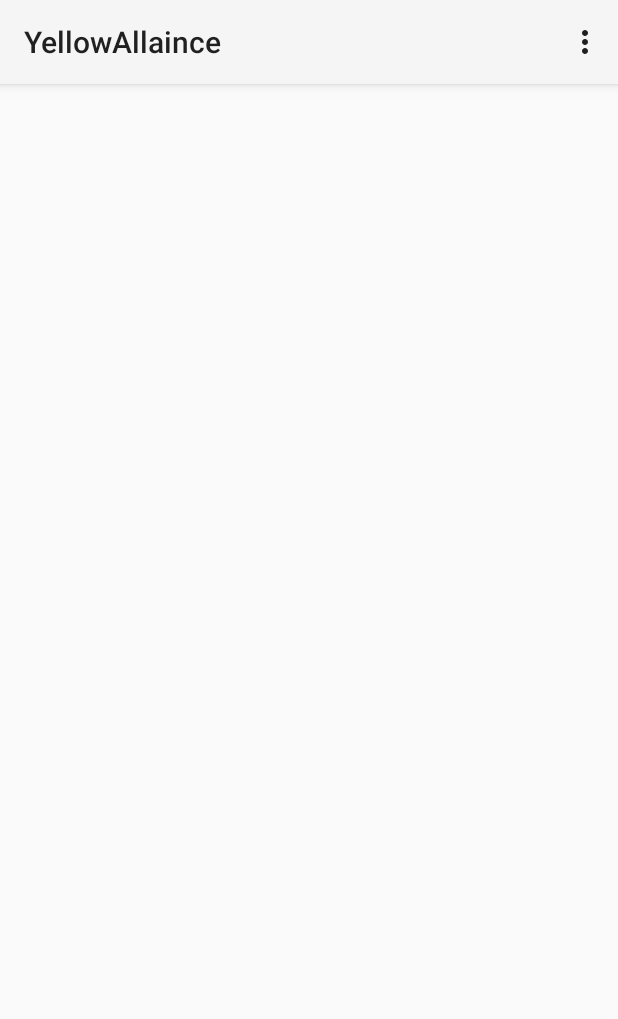
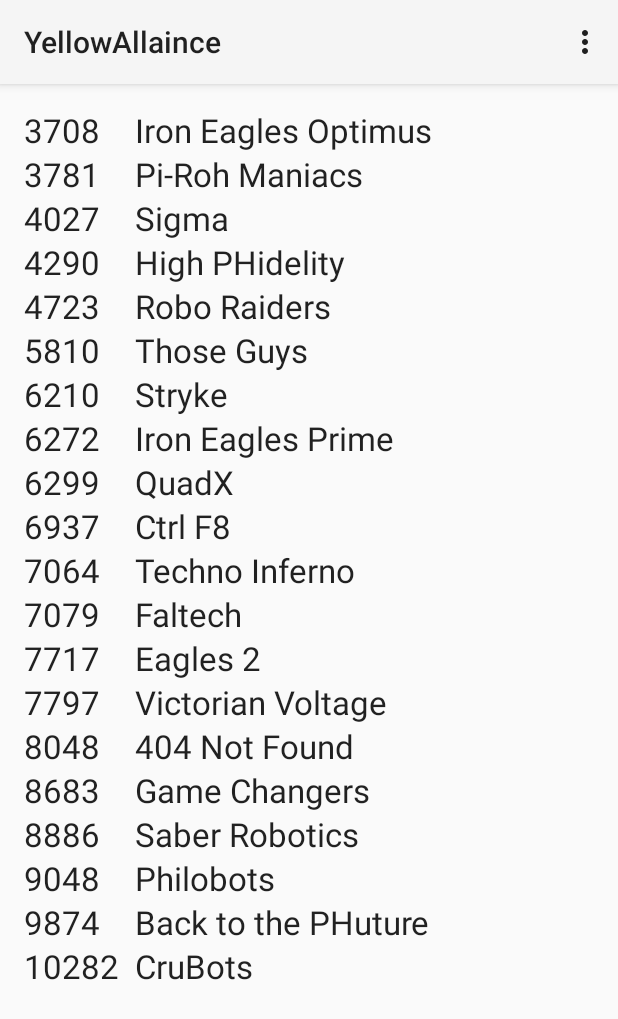
Before and after one commit to jspspike/YellowAllaince, an Android app: the screen it shows after launch (MainActivity), in the options menu, after a tap on "Load File", on a phone screen of 412 x 824 dp. Shown: the top 1019 px of the screen. Run offline under Robolectric (Android 15) with nearby library versions, the phone set to English and light mode, and no system bars.

Commit message:
Added comment and fixed small bugs

```diff
--- a/app/src/main/java/com/example/johnson_849323/yellowallaince/DBManager.java
+++ b/app/src/main/java/com/example/johnson_849323/yellowallaince/DBManager.java
@@ -67,24 +67,24 @@ public class DBManager extends SQLiteOpenHelper {
     }
 
     //Adds contact
-    public void addContact(Team team) {
+    public void addTeam(Team team) {
         SQLiteDatabase db = this.getWritableDatabase();
 
         ContentValues values = new ContentValues();
         values.put(KEY_NAME, team.getName()); //Name variable in new contact
-        values.put(KEY_NUMBER, team.getNumber()); //Phone number variable in new contact
-        values.put(KEY_SCORE, team.getScore());
-        values.put(KEY_MATCH, team.getMatch());
-        values.put(KEY_ALLIANCE, team.getAlliance());
+        values.put(KEY_NUMBER, team.getNumber()); //Number of team
+        values.put(KEY_SCORE, team.getScore()); //Scores of matches
+        values.put(KEY_MATCH, team.getMatch()); //Matches of team
+        values.put(KEY_ALLIANCE, team.getAlliance()); //Alliances in order
 
-        db.insert(DB_TABLES, null, values); //Adds the new contact to the database
+        db.insert(DB_TABLES, null, values); //Adds the new team to the database
         db.close();
     }
 
-    public ArrayList<Team> getAllContacts() { //Gets an arraylist of contacts from all of the contacts in the database
+    public ArrayList<Team> getAllTeams() { //Gets an arraylist of teams from all of the contacts in the database
         ArrayList<Team> contactList = new ArrayList<Team>();
 
-        String selectQuery = "SELECT  * FROM " + DB_TABLES; //Gets contact data as a string
+        String selectQuery = "SELECT  * FROM " + DB_TABLES; //Gets team data as a string
 
         SQLiteDatabase db = this.getWritableDatabase();
         Cursor cursor = db.rawQuery(selectQuery, null); //Creates cursor go through the contacts
@@ -100,20 +100,4 @@ public class DBManager extends SQLiteOpenHelper {
         return contactList;
     }
 
-    public void deleteContact(int id) { //Deletes the contact from the database
-        SQLiteDatabase db = this.getWritableDatabase();
-        db.delete(DB_TABLES, KEY_ID + " = ?", new String[] {String.valueOf(id)}); //Deletes the contact suing teh id from the contact object
-
-        db.close();
-    }
-
-    public int updateContact(Team team) { //Modifies the contact
-        SQLiteDatabase db = this.getWritableDatabase();
-
-        ContentValues values = new ContentValues();
-//            values.put(KEY_NAME, contact.get_name()); //Puts the new contact name from the contact object
-//        values.put(KEY_PH_NO, contact.is_swag()); //Puts the new contact number from the contact object
-
-        return db.update(DB_TABLES, values, KEY_ID + " = ?", new String[] { String.valueOf(team.getId()) }); //Updates the contact
-    }
 }
--- a/app/src/main/java/com/example/johnson_849323/yellowallaince/MainActivity.java
+++ b/app/src/main/java/com/example/johnson_849323/yellowallaince/MainActivity.java
@@ -3,6 +3,7 @@ package com.example.johnson_849323.yellowallaince;
 import android.app.Activity;
 import android.content.Intent;
 import android.os.Bundle;
+import android.util.Log;
 import android.view.Menu;
 import android.view.MenuItem;
 import android.view.View;
@@ -17,58 +18,31 @@ import java.util.Collections;
 
 public class MainActivity extends Activity {
 
-    public DBManager manager = new DBManager(this);
+    public DBManager manager = new DBManager(this); //Create global manager object in order to be able access the database
 
     @Override
     protected void onCreate(Bundle savedInstanceState) {
         super.onCreate(savedInstanceState);
         setContentView(R.layout.activity_main);
-//        manager.clearAll();
-//        manager.addContact(new Team(1, 3708, "Iron Eagles Optimus", "Red1|Red2|Red2|Blue1|Blue2", "1|7|15|18|25", "55|33|16|53|47"));
-//        manager.addContact(new Team(1, 3781, "Pi-Roh Maniacs", "Blue1|Blue1|Blue1|Red2|Red2", "3|8|11|20|25", "213|120|286|239|47"));
-//        manager.addContact(new Team(1, 4027, "Sigma", "Blue1|Red1|Red2|Blue2|Blue2", "5|8|12|19|23", "213|120|286|239|47"));
-//        manager.addContact(new Team(1, 4290, "High PHidelity", "Blue2|Blue2|Red1|Blue1|Red2", "4|8|15|17|24", "-1|-1|-1|-1|-1"));
-//        manager.addContact(new Team(1, 4723, "Robo Raiders", "Red1|Blue1|Red1|Blue2|Red2", "3|7|14|16|23", "-1|-1|-1|-1|-1"));
-//        manager.addContact(new Team(1, 5810, "Those Guys", "Red2|Red1|Blue2|Blue2|Red1", "4|10|13|18|23", "-1|-1|-1|-1|-1"));
-//        manager.addContact(new Team(1, 6210, "Stryke", "Red1|Blue1|Blue1|Red1|Blue1", "5|9|13|16|25", "-1|-1|-1|-1|-1"));
-//        manager.addContact(new Team(1, 6272, "Iron Eagles Prime", "Red2|Blue2|Red2|Blue2|Blue1", "1|6|13|20|24", "-1|-1|-1|-1|-1"));
-//        manager.addContact(new Team(1, 6299, "QuadX", "Red1|Red2|Blue2|Blue1|Blue1", "2|9|11|20|23", "-1|-1|-1|-1|-1"));
-//        manager.addContact(new Team(1, 6937, "Ctrl F8", "Red2|Blue2|Red1|Red2|Blue2", "2|7|13|19|22", "-1|-1|-1|-1|-1"));
-//        manager.addContact(new Team(1, 7064, "Techno Inferno", "Blue1|Blue1|Blue2|Red1|Red1", "2|6|12|17|25", "-1|-1|-1|-1|-1"));
-//        manager.addContact(new Team(1, 7079, "Faltech", "Blue1|Red1|Red2|Blue1|Red2", "4|6|11|16|22", "-1|-1|-1|-1|-1"));
-//        manager.addContact(new Team(1, 7717, "Eagles 2", "Blue1|Blue2|Red2|Red2|Blue1", "1|9|14|17|22", "-1|-1|-1|-1|-1"));
-//        manager.addContact(new Team(1, 7797, "Victorian Voltage", "Blue2|Red1|Red1|Blue2|Red2", "5|7|11|17|21", "-1|-1|-1|-1|-1"));
-//        manager.addContact(new Team(1, 8048, "404 Not Found", "Blue2|Red2|Red1|Red2|Blue2", "1|10|12|16|21", "-1|-1|-1|-1|-1"));
-//        manager.addContact(new Team(1, 8683, "Game Changers", "Red2|Blue2|Blue2|Red1|Red1", "5|10|15|20|22", "-1|-1|-1|-1|-1"));
-//        manager.addContact(new Team(1, 8886, "Saber Robotics", "Blue2|Red1|Blue1|Red2|Blue2", "3|9|12|18|24", "-1|-1|-1|-1|-1"));
-//        manager.addContact(new Team(1, 9048, "Philobots", "Red2|Red2|Blue1|Red1|Blue1", "3|6|15|19|21", "-1|-1|-1|-1|-1"));
-//        manager.addContact(new Team(1, 9874, "Back to the PHuture", "Blue2|Red2|Blue2|Red1|Red1", "2|8|14|18|21", "-1|-1|-1|-1|-1"));
-//        manager.addContact(new Team(1, 10282, "CruBots", "Red1|Blue1|Blue1|Blue1|Red1", "4|10|14|19|24", "-1|-1|-1|-1|-1"));
 
-
-
-//        manager.addContact(new Team(1, 6299, "QuadX", "Red|Blue|Red", "11|55|66", "34|54|234"));
-//        manager.addContact(new Team(1, 4211, "Bombers", "Red|Blue|Red", "11|55|66", "34|54|234"));
-//        manager.addContact(new Team(2, 4997, "Masquerade", "Blue|Red|Blue", "11|55|66", "34|54|234"));
-//        manager.addContact(new Team(4, 3781, "Pi-Roh Maniacs", "Blue|Red|Blue", "11|55|66", "34|54|234"));
-//        manager.addContact(new Team(5, 7477, "Super-7", "Red|Blue|Red", "10|23|44", "34|54|234"));
-//        manager.addContact(new Team(6, 3846, "Maelstrom", "Red|Blue|Red", "10|23|44", "34|54|234"));
-//        manager.addContact(new Team(7, 3486, "Techno Warriors", "Red|Blue|Red", "10|23|44", "34|54|234"));
-//        manager.addContact(new Team(8, 5096, "Monkey Madness", "Red|Blue|Red", "10|23|44", "34|54|234"));
-//        manager.addContact(new Team(9, 92, "Jr Bomb Squad", "Red|Blue|Red", "10|23|44", "34|54|234"));
-        makeTable();
+//        manager.addTeam(new Team(1, 6299, "QuadX", "Red|Blue|Red", "11|55|66", "34|54|234"));
+//        manager.addTeam(new Team(1, 4211, "Bombers", "Red|Blue|Red", "11|55|66", "34|54|234"));
+//        manager.addTeam(new Team(2, 4997, "Masquerade", "Blue|Red|Blue", "11|55|66", "34|54|234"));
+//        manager.addTeam(new Team(4, 3781, "Pi-Roh Maniacs", "Blue|Red|Blue", "11|55|66", "34|54|234"));
+//        manager.addTeam(new Team(5, 7477, "Super-7", "Red|Blue|Red", "10|23|44", "34|54|234"));
+//        manager.addTeam(new Team(6, 3846, "Maelstrom", "Red|Blue|Red", "10|23|44", "34|54|234"));
+//        manager.addTeam(new Team(7, 3486, "Techno Warriors", "Red|Blue|Red", "10|23|44", "34|54|234"));
+//        manager.addTeam(new Team(8, 5096, "Monkey Madness", "Red|Blue|Red", "10|23|44", "34|54|234"));
+//        manager.addTeam(new Team(9, 92, "Jr Bomb Squad", "Red|Blue|Red", "10|23|44", "34|54|234"));
+        makeTable(); //Writes the list of teams based on the information in the database
     }
 
 
     @Override
     public boolean onCreateOptionsMenu(Menu menu) {
         // Inflate the menu; this adds items to the action bar if it is present.
-        getMenuInflater().inflate(R.menu.menu_main , menu);
+        getMenuInflater().inflate(R.menu.menu_main, menu);
         return true;
-    }
-
-    public void display(View v) {
-        System.out.println("Teams: " +  manager.getAllContacts());
     }
 
     @Override
@@ -80,52 +54,86 @@ public class MainActivity extends Activity {
 
         //noinspection SimplifiableIfStatement
         if (id == R.id.addTeam) {
-            MainActivity.this.startActivity(new Intent(MainActivity.this, AddActivity.class));
+            MainActivity.this.startActivity(new Intent(MainActivity.this, AddActivity.class)); //Start the activity in order to manually add a team
             return true;
+        }
+
+        if (id == R.id.clear) {
+            TableLayout table = (TableLayout) findViewById(R.id.mainTable); //Create table object that is the main table
+
+            manager.clearAll(); //Remove all the information in the database that currently is already there
+            table.removeAllViews(); //Clear the table so it appears blank
+
+            makeTable(); //Remake table in case there is still information left in the database
+        }
+
+        if (id == R.id.load) { //Load data from excel file (Not done so just manually adding things)
+            manager.addTeam(new Team(1, 3708, "Iron Eagles Optimus", "Red1|Red2|Red2|Blue1|Blue2", "1|7|15|18|25", "55|33|-1|-1|-1"));
+            manager.addTeam(new Team(1, 3781, "Pi-Roh Maniacs", "Blue1|Blue1|Blue1|Red2|Red2", "3|8|11|20|25", "213|120|286|-1|-1"));
+            manager.addTeam(new Team(1, 4027, "Sigma", "Blue1|Red1|Red2|Blue2|Blue2", "5|8|12|19|23", "31|51|70|-1|-1"));
+            manager.addTeam(new Team(1, 4290, "High PHidelity", "Blue2|Blue2|Red1|Blue1|Red2", "4|8|15|17|24", "124|120|-1|-1|-1"));
+            manager.addTeam(new Team(1, 4723, "Robo Raiders", "Red1|Blue1|Red1|Blue2|Red2", "3|7|14|16|23", "11|8|-1|-1|-1"));
+            manager.addTeam(new Team(1, 5810, "Those Guys", "Red2|Red1|Blue2|Blue2|Red1", "4|10|13|18|23", "93|26|-1|-1|-1"));
+            manager.addTeam(new Team(1, 6210, "Stryke", "Red1|Blue1|Blue1|Red1|Blue1", "5|9|13|16|25", "48|34|-1|-1|-1"));
+            manager.addTeam(new Team(1, 6272, "Iron Eagles Prime", "Red2|Blue2|Red2|Blue2|Blue1", "1|6|13|20|24", "55|143|-1|-1|-1"));
+            manager.addTeam(new Team(1, 6299, "QuadX", "Red1|Red2|Blue2|Blue1|Blue1", "2|9|11|20|23", "79|210|286|-1|-1"));
+            manager.addTeam(new Team(1, 6937, "Ctrl F8", "Red2|Blue2|Red1|Red2|Blue2", "2|7|13|19|22", "79|8|-1|-1|-1"));
+            manager.addTeam(new Team(1, 7064, "Techno Inferno", "Blue1|Blue1|Blue2|Red1|Red1", "2|6|12|17|25", "33|143|123|-1|-1"));
+            manager.addTeam(new Team(1, 7079, "Faltech", "Blue1|Red1|Red2|Blue1|Red2", "4|6|11|16|22", "124|25|25|-1|-1"));
+            manager.addTeam(new Team(1, 7717, "Eagles 2", "Blue1|Blue2|Red2|Red2|Blue1", "1|9|14|17|22", "23|34|-1|-1|-1"));
+            manager.addTeam(new Team(1, 7797, "Victorian Voltage", "Blue2|Red1|Red1|Blue2|Red2", "5|7|11|17|21", "31|33|25|-1|-1"));
+            manager.addTeam(new Team(1, 8048, "404 Not Found", "Blue2|Red2|Red1|Red2|Blue2", "1|10|12|16|21", "23|26|70|-1|-1"));
+            manager.addTeam(new Team(1, 8683, "Game Changers", "Red2|Blue2|Blue2|Red1|Red1", "5|10|15|20|22", "48|32|-1|-1|-1"));
+            manager.addTeam(new Team(1, 8886, "Saber Robotics", "Blue2|Red1|Blue1|Red2|Blue2", "3|9|12|18|24", "213|210|123|-1|-1"));
+            manager.addTeam(new Team(1, 9048, "Philobots", "Red2|Red2|Blue1|Red1|Blue1", "3|6|15|19|21", "11|25|-1|-1|-1"));
+            manager.addTeam(new Team(1, 9874, "Back to the PHuture", "Blue2|Red2|Blue2|Red1|Red1", "2|8|14|18|21", "33|51|-1|-1|-1"));
+            manager.addTeam(new Team(1, 10282, "CruBots", "Red1|Blue1|Blue1|Blue1|Red1", "4|10|14|19|24", "93|32|-1|-1|-1"));
+
+            makeTable(); //Make table based on information in the database
         }
 
         return super.onOptionsItemSelected(item);
     }
 
-    public void makeTable() {
+    public void makeTable() { //Creates the table based on information in the database
 
-        ArrayList<Team> teams = manager.getAllContacts();
+        ArrayList<Team> teams = manager.getAllTeams(); //Gets an arraylist of all teams from the database
 
-        TableLayout table = (TableLayout) findViewById(R.id.mainTable);
-        TableRow row;
-        TextView view;
-        TextView number;
+        TableLayout table = (TableLayout) findViewById(R.id.mainTable); //Create table object that is the main table
+        TableRow row; //Create row object that will be modified and then added to the table object
+        TextView view; //Create textview object that will be modified with the teams' name and then be added to the row object
+        TextView number; //Create textview object that will be modified with the teams' number and then be added to the row object
 
-        Collections.sort(teams);
+        Collections.sort(teams); //Sort the arraylist of teams by team number
 
-        for (int i = 0; i < teams.size(); i++) {
+        for (int i = 0; i < teams.size(); i++) { //Go through each team in the teams arraylist
             row = new TableRow(this);
-            row.setLayoutParams(new TableRow.LayoutParams(TableRow.LayoutParams.FILL_PARENT, TableRow.LayoutParams.WRAP_CONTENT));
+            row.setLayoutParams(new TableRow.LayoutParams(TableRow.LayoutParams.FILL_PARENT, TableRow.LayoutParams.WRAP_CONTENT)); //Set row object sizing
 
             number = new TextView(this);
-            number.setLayoutParams(new TableRow.LayoutParams(TableRow.LayoutParams.FILL_PARENT, TableRow.LayoutParams.WRAP_CONTENT));
-            number.setTextAppearance(this, android.R.style.TextAppearance_Large);
-            number.setText(teams.get(i).getNumber() + "  ");
+            number.setLayoutParams(new TableRow.LayoutParams(TableRow.LayoutParams.FILL_PARENT, TableRow.LayoutParams.WRAP_CONTENT)); //Set textview object sizing
+            number.setTextAppearance(this, android.R.style.TextAppearance_Large); //Make the text size large
+            number.setText(teams.get(i).getNumber() + "  "); //Set the textview to display the teams' number
 
             view = new TextView(this);
-            view.setLayoutParams(new TableRow.LayoutParams(TableRow.LayoutParams.FILL_PARENT, TableRow.LayoutParams.WRAP_CONTENT));
-            view.setTextAppearance(this, android.R.style.TextAppearance_Large);
-            view.setText(teams.get(i).getName());
-            row.addView(number);
-            row.addView(view);
-            final String TeamNumber =  "" + teams.get(i).getNumber();
+            view.setLayoutParams(new TableRow.LayoutParams(TableRow.LayoutParams.FILL_PARENT, TableRow.LayoutParams.WRAP_CONTENT)); //Set textview object sizing
+            view.setTextAppearance(this, android.R.style.TextAppearance_Large); //Make the text size large
+            view.setText(teams.get(i).getName());  //Set the textview to display the teams' name
+            row.addView(number); //Add the textview to the row
+            row.addView(view); //Add the textview to the row
+            final String TeamNumber =  "" + teams.get(i).getNumber(); //Get the teams' number in String form
 
             row.setOnClickListener(new TableRow.OnClickListener() {
                 @Override
-                public void onClick(View v) {
-                    Intent intent = new Intent(MainActivity.this, TeamActivity.class);
-                    intent.putExtra("Team#", TeamNumber);
-                    MainActivity.this.startActivity(intent);
+                public void onClick(View v) { //Make an onClick for the each row
+                    Intent intent = new Intent(MainActivity.this, TeamActivity.class); //If the row is clicked create a new team activity
+                    intent.putExtra("Team#", TeamNumber); //Send the team number into the new activity in order to know which team the new activity should be about
+                    MainActivity.this.startActivity(intent); //Start the new activity
                 }
             });
 
-            System.out.println(teams.get(i));
-            table.addView(row);
+            Log.i("Teams", "" + teams.get(i));
+            table.addView(row); //Add row of team name and number with onClick to table
         }
     }
 }
--- a/app/src/main/res/menu/menu_main.xml
+++ b/app/src/main/res/menu/menu_main.xml
@@ -3,6 +3,9 @@
     <item android:id="@+id/load" android:title="Load File"
         android:orderInCategory="100" android:showAsAction="never" />
 
+    <item android:id="@+id/clear" android:title="Clear Teams"
+        android:orderInCategory="100" android:showAsAction="never" />
+
     <item android:id="@+id/addTeam" android:title="Add Team"
         android:orderInCategory="100" android:showAsAction="never" />
 </menu>
```
Also changed, not shown: app/src/main/java/com/example/johnson_849323/yellowallaince/AddActivity.java (+4 -4 lines), app/src/main/java/com/example/johnson_849323/yellowallaince/Team.java (+2 -17 lines), app/src/main/java/com/example/johnson_849323/yellowallaince/TeamActivity.java (+49 -45 lines).
